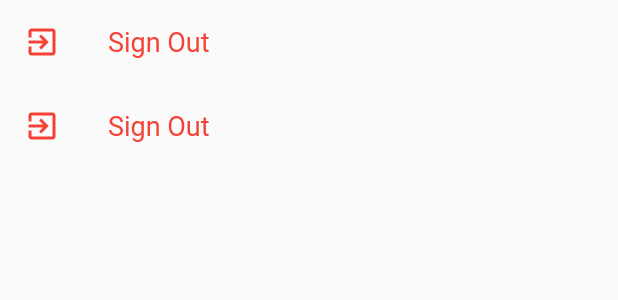
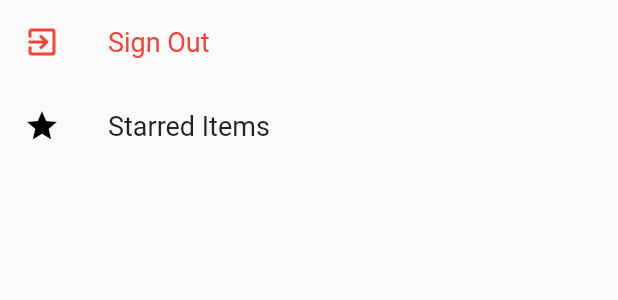
Before and after one commit to viktorvoltz/crypto_price, a Flutter app: the DrawerItem widget shown alone on an empty page, opened directly, on a phone screen of 412 x 824 dp. Shown: the top 300 px of the screen. Run offline on Flutter 3.47's test engine with Material 2 defaults, Android fonts, the phone set to English and light mode, and no system bars; our stand-ins replace cached_network_image, firebase_auth, firebase_core, google_fonts, google_sign_in, rxdart and 1 more; accounts and stored records are empty.

Commit message:
drawer items

```diff
--- a/lib/src/widget/drawer_items.dart
+++ b/lib/src/widget/drawer_items.dart
@@ -43,14 +43,13 @@ class DrawerItem extends StatelessWidget {
             }),
         ListTile(
             leading: const Icon(
-              Icons.exit_to_app,
-              color: Colors.red,
+              Icons.star,
+              color: Colors.black,
             ),
             title: const Text(
-              "Sign Out",
+              "Starred Items",
               style: TextStyle(
                 fontSize: 18,
-                color: Colors.red,
               ),
             ),
             onTap: () {
```
